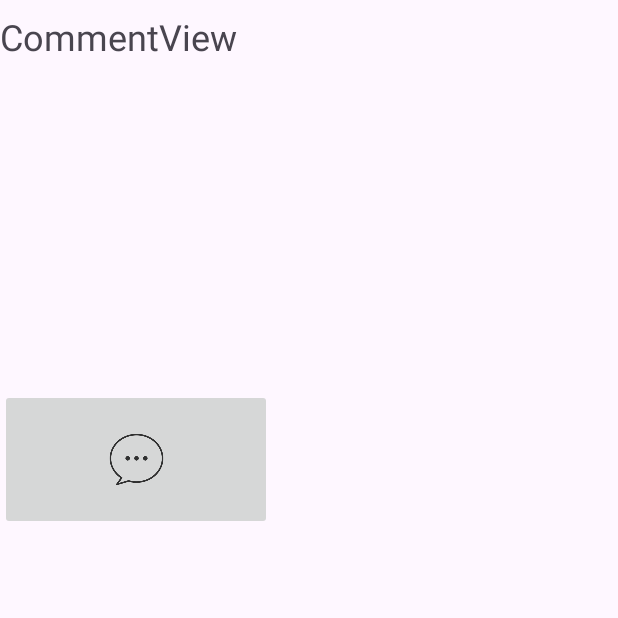
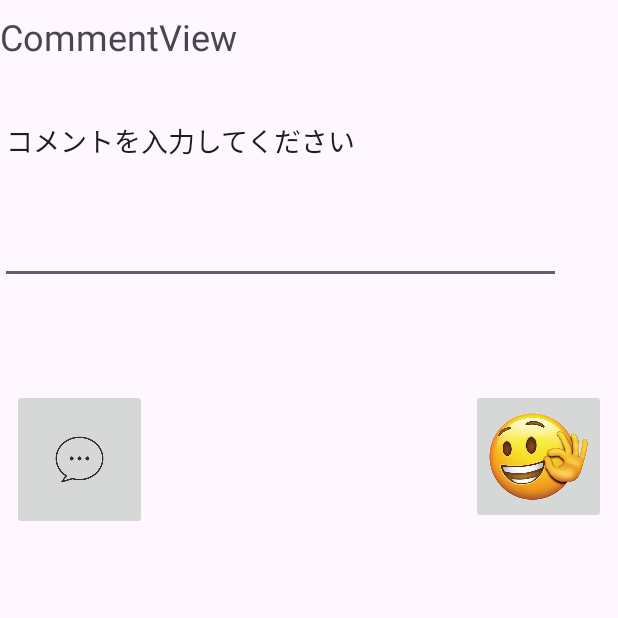
Before and after one commit to GoShiKou/VoteApp, an Android app: the screen it shows after launch (Comment), on a phone screen of 412 x 824 dp, the top half of it. Run offline under Robolectric (Android 15) with nearby library versions, the phone set to English and light mode, and no system bars.

Commit message:
comment1

```diff
--- a/app/src/main/res/layout/activity_comment.xml
+++ b/app/src/main/res/layout/activity_comment.xml
@@ -19,27 +19,39 @@
 
     <ImageButton
         android:id="@+id/imageButton19"
-        android:layout_width="134dp"
-        android:layout_height="69dp"
-        android:layout_marginTop="24dp"
+        android:layout_width="90dp"
+        android:layout_height="90dp"
+        android:layout_marginTop="8dp"
+        android:layout_marginEnd="8dp"
         android:drawingCacheQuality="auto"
         android:scaleType="centerInside"
         android:scrollbarAlwaysDrawHorizontalTrack="true"
         android:scrollbarAlwaysDrawVerticalTrack="false"
         android:visibility="visible"
+        app:layout_constraintEnd_toEndOf="parent"
         app:layout_constraintTop_toBottomOf="@+id/CommentView"
         app:srcCompat="@drawable/like_emojipng"
-        tools:layout_editor_absoluteX="231dp"
         tools:visibility="visible" />
 
     <ImageButton
         android:id="@+id/imageButton"
-        android:layout_width="181dp"
+        android:layout_width="90dp"
         android:layout_height="94dp"
+        android:layout_marginStart="8dp"
         android:layout_marginTop="8dp"
         android:scaleType="centerInside"
+        app:layout_constraintStart_toStartOf="parent"
         app:layout_constraintTop_toBottomOf="@+id/CommentView"
-        app:srcCompat="@drawable/comment1"
-        tools:layout_editor_absoluteX="7dp" />
+        app:srcCompat="@drawable/comment1" />
+
+    <EditText
+        android:id="@+id/CommentEdit"
+        android:layout_width="374dp"
+        android:layout_height="189dp"
+        android:ems="10"
+        android:inputType="text"
+        android:text="コメントを入力してください"
+        tools:layout_editor_absoluteX="8dp"
+        tools:layout_editor_absoluteY="493dp" />
 
 </androidx.constraintlayout.widget.ConstraintLayout>
```
